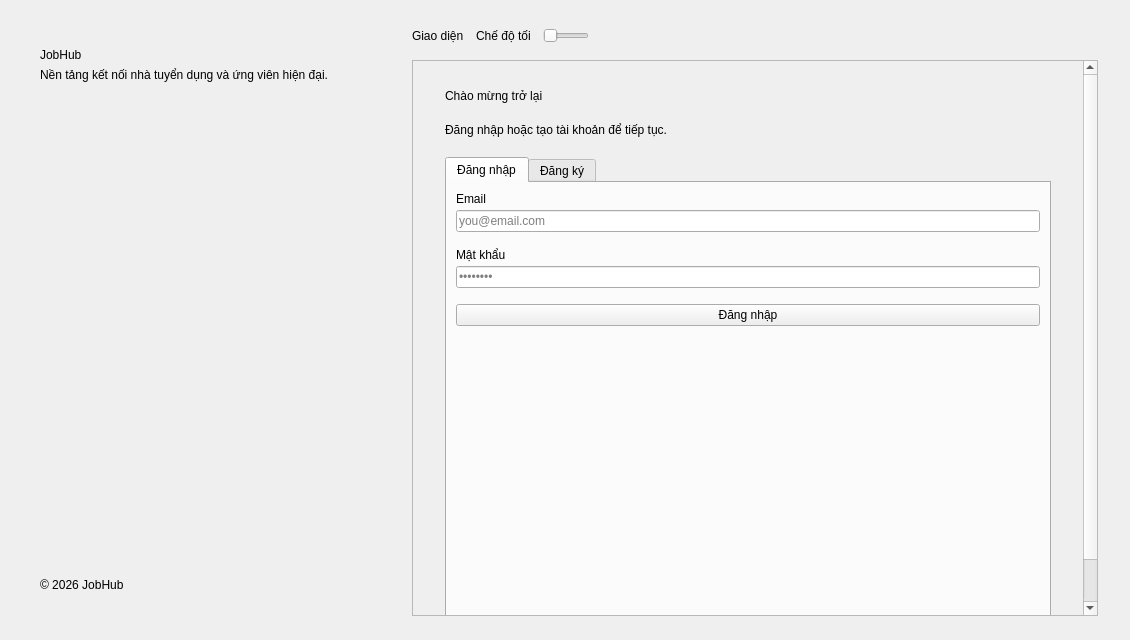
Above: client/resources/ui/auth_window.ui from imaira203/BTLPY_N21_D31 before the change. Below: the same form after it.
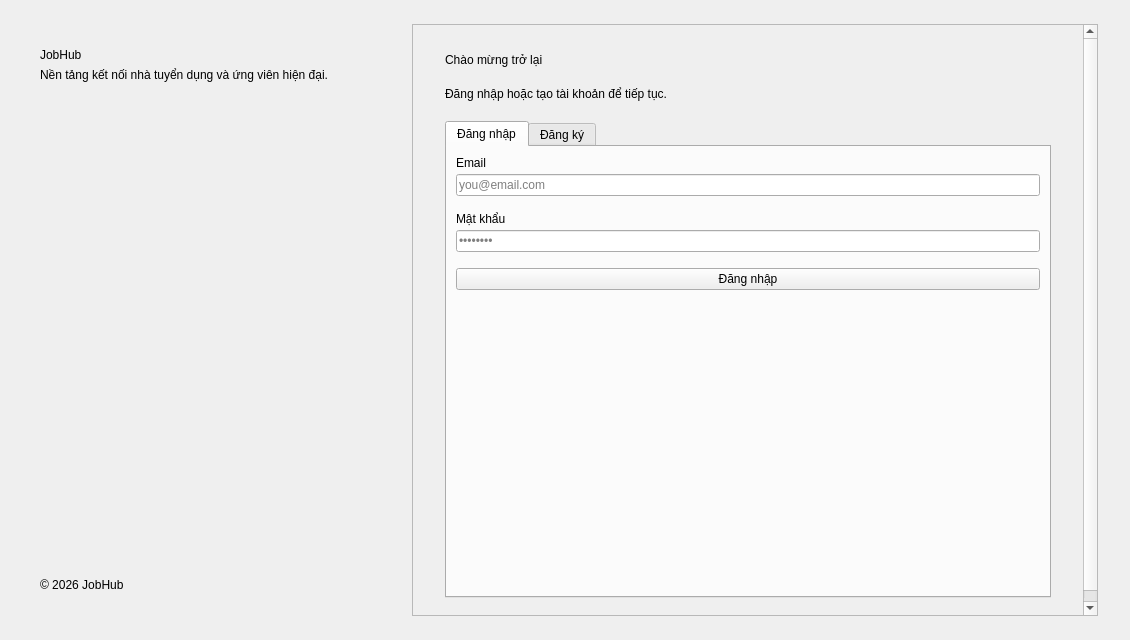
That is the form after the change.

```diff
--- a/client/resources/ui/auth_window.ui
+++ b/client/resources/ui/auth_window.ui
@@ -115,71 +115,6 @@
        <property name="bottomMargin">
         <number>24</number>
        </property>
-       <item>
-        <layout class="QHBoxLayout" name="horizontalLayout_theme">
-         <property name="spacing">
-          <number>12</number>
-         </property>
-         <item>
-          <widget class="QLabel" name="labelTheme">
-           <property name="text">
-            <string>Giao diện</string>
-           </property>
-          </widget>
-         </item>
-         <item>
-          <widget class="QLabel" name="labelThemeMode">
-           <property name="text">
-            <string>Chế độ tối</string>
-           </property>
-          </widget>
-         </item>
-         <item>
-          <widget class="QSlider" name="switchTheme">
-           <property name="minimumSize">
-            <size>
-             <width>46</width>
-             <height>24</height>
-            </size>
-           </property>
-           <property name="maximumSize">
-            <size>
-             <width>46</width>
-             <height>24</height>
-            </size>
-           </property>
-           <property name="cursor">
-            <cursorShape>PointingHandCursor</cursorShape>
-           </property>
-           <property name="minimum">
-            <number>0</number>
-           </property>
-           <property name="maximum">
-            <number>1</number>
-           </property>
-           <property name="orientation">
-            <enum>Qt::Horizontal</enum>
-           </property>
-           <property name="tracking">
-            <bool>true</bool>
-           </property>
-          </widget>
-         </item>
-         <item>
-          <spacer name="horizontalSpacer_theme">
-           <property name="orientation">
-            <enum>Qt::Horizontal</enum>
-           </property>
-           <property name="sizeHint" stdset="0">
-            <size>
-             <width>0</width>
-             <height>0</height>
-            </size>
-           </property>
-          </spacer>
-         </item>
-        </layout>
-       </item>
        <item>
         <widget class="QScrollArea" name="authScroll">
          <property name="widgetResizable">
```
